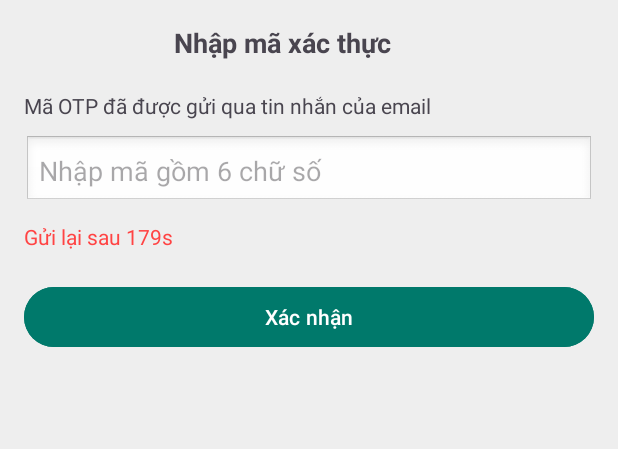
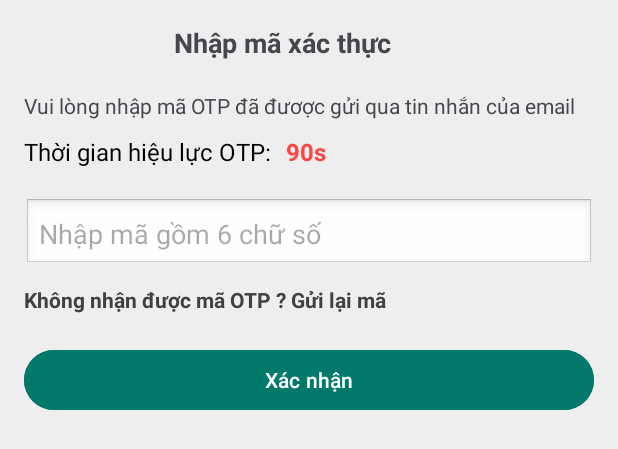
Before and after one commit to honganhberries/BookingFlight, an Android app: the layout activity_enterotp.xml on its own in the app's theme, with its tools: preview values and no code run, on a phone screen of 412 x 824 dp. Shown: the top 449 px of the screen. Run offline under Robolectric (Android 15) with nearby library versions, the light colour scheme and no system bars.

Commit message:
Add new code for project 30_12

```diff
--- a/app/src/main/java/com/example/bookingflight/activity/VerifyEmail.java
+++ b/app/src/main/java/com/example/bookingflight/activity/VerifyEmail.java
@@ -84,7 +84,7 @@ public class VerifyEmail extends AppCompatActivity {
 
         javax.mail.Session session = javax.mail.Session.getInstance(props, new javax.mail.Authenticator() {
             protected javax.mail.PasswordAuthentication getPasswordAuthentication() {
-                return new javax.mail.PasswordAuthentication(currentUser.getEmail(), "vupewdwuuybexrga"); // Email và mật khẩu ứng dụng
+                return new javax.mail.PasswordAuthentication(currentUser.getEmail(), "mmwshuqjukaachrf"); // Email và mật khẩu ứng dụng
             }
         });
 
--- a/app/src/main/res/layout/activity_enterotp.xml
+++ b/app/src/main/res/layout/activity_enterotp.xml
@@ -20,8 +20,35 @@
         android:id="@+id/tvOtpHint"
         android:layout_width="wrap_content"
         android:layout_height="wrap_content"
-        android:text="Mã OTP đã được gửi qua tin nhắn của email"
+        android:text="Vui lòng nhập mã OTP đã đươợc gửi qua tin nhắn của email"
         android:layout_marginBottom="10dp" />
+    <LinearLayout
+        android:layout_width="match_parent"
+        android:layout_height="wrap_content"
+        android:orientation="horizontal"
+        android:gravity="start|center_vertical"
+        android:layout_marginBottom="20dp">
+
+        <TextView
+            android:id="@+id/tvOtpHint_1"
+            android:layout_width="wrap_content"
+            android:layout_height="wrap_content"
+            android:text="Thời gian hiệu lực OTP:"
+            android:textColor="@color/black"
+            android:textSize="16sp"
+            android:layout_marginEnd="10dp"/>
+
+        <TextView
+            android:id="@+id/tvCountdown"
+            android:layout_width="wrap_content"
+            android:layout_height="wrap_content"
+            android:text="90s"
+            android:textColor="@android:color/holo_red_light"
+            android:textSize="16sp"
+            android:textStyle="bold" />
+
+    </LinearLayout>
+
 
     <EditText
         android:id="@+id/etOtpCode"
@@ -36,9 +63,10 @@
         android:id="@+id/tvResendOtp"
         android:layout_width="wrap_content"
         android:layout_height="wrap_content"
-        android:text="Gửi lại sau 179s"
+        android:text="Không nhận được mã OTP ? Gửi lại mã"
         android:layout_marginTop="10dp"
-        android:textColor="@android:color/holo_red_light" />
+        android:textColor="@color/xamdam"
+        android:textStyle="bold" />
 
     <Button
         android:id="@+id/btnVerifyOtp"
@@ -48,5 +76,4 @@
         android:backgroundTint="@color/mdtp_accent_color_dark"
         android:textColor="@android:color/white"
         android:layout_marginTop="20dp" />
-
 </LinearLayout>
--- a/app/src/main/res/values/strings.xml
+++ b/app/src/main/res/values/strings.xml
@@ -14,4 +14,6 @@
     <string name="ngayve">Ngày trở về </string>
     <string name="country_prompt">Lựa chọn</string>
     <string name="map_api">AIzaSyDlrAXw5AgUrFOrLZJC8RcK8ADQ4Vb_Jaw</string>
+    <string name="api_key_otp">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</string>
+
 </resources>
```
